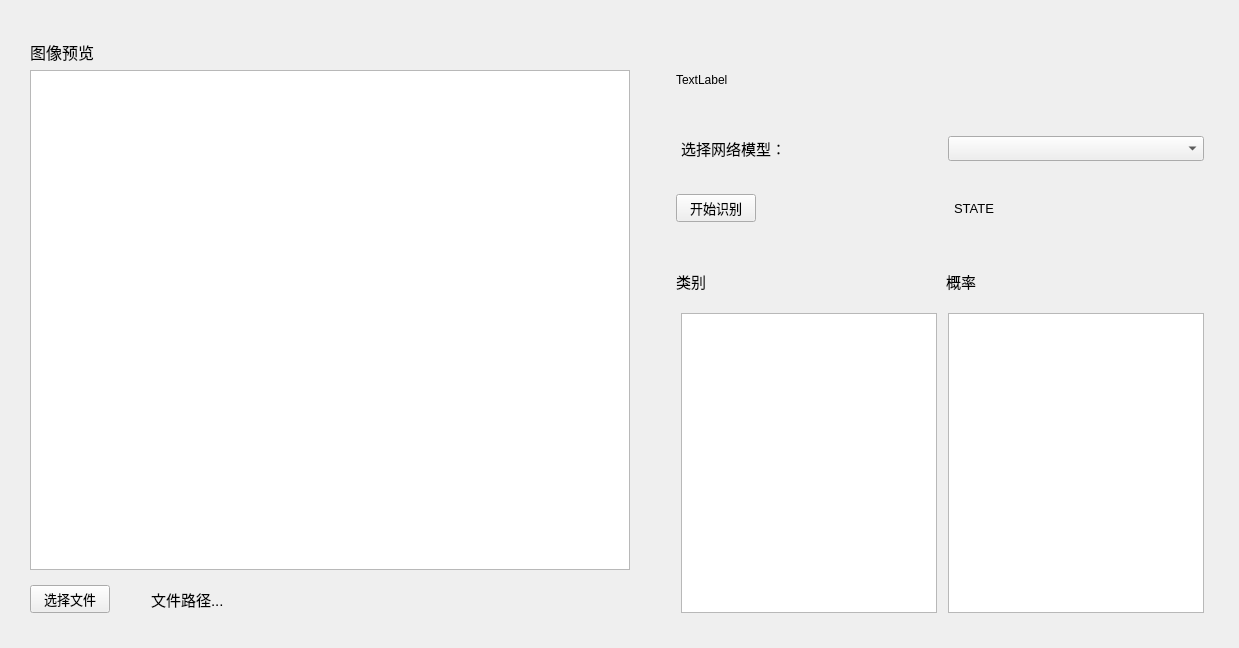
First picture: the form in ui/object_recog_demo.ui, repository JasonAllen621/recog-GUI, before the edit.
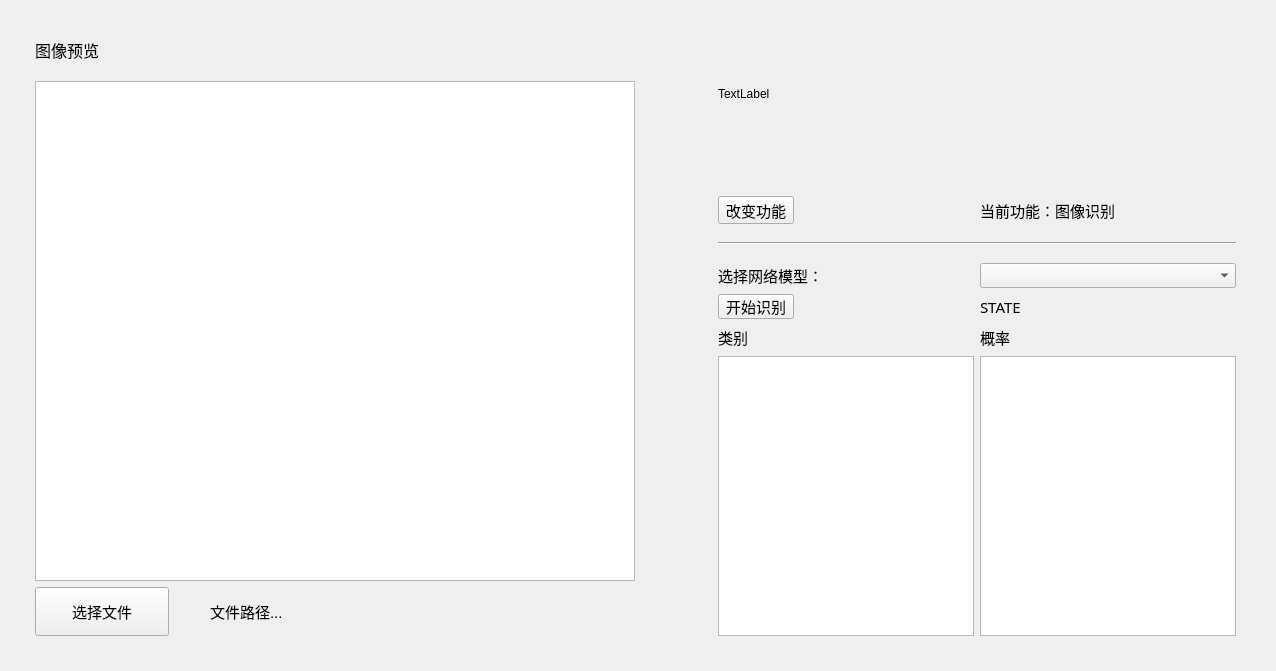
Second picture: the form after the edit.

What changed in the file:
```diff
--- a/ui/object_recog_demo.ui
+++ b/ui/object_recog_demo.ui
@@ -6,8 +6,8 @@
    <rect>
     <x>0</x>
     <y>0</y>
-    <width>1239</width>
-    <height>648</height>
+    <width>1276</width>
+    <height>671</height>
    </rect>
   </property>
   <property name="sizePolicy">
@@ -19,20 +19,44 @@
   <property name="windowTitle">
    <string>Form</string>
   </property>
-  <widget class="QWidget" name="">
+  <widget class="QWidget" name="layoutWidget">
    <property name="geometry">
     <rect>
      <x>30</x>
-     <y>40</y>
-     <width>1180</width>
-     <height>573</height>
+     <y>20</y>
+     <width>1211</width>
+     <height>621</height>
     </rect>
    </property>
-   <layout class="QHBoxLayout" name="horizontalLayout_6">
+   <layout class="QHBoxLayout" name="horizontalLayout_6" stretch="4,1,4">
+    <property name="leftMargin">
+     <number>5</number>
+    </property>
+    <property name="topMargin">
+     <number>5</number>
+    </property>
+    <property name="rightMargin">
+     <number>5</number>
+    </property>
+    <property name="bottomMargin">
+     <number>5</number>
+    </property>
     <item>
      <layout class="QVBoxLayout" name="verticalLayout">
       <item>
        <widget class="QLabel" name="label_view_pic">
+        <property name="minimumSize">
+         <size>
+          <width>600</width>
+          <height>25</height>
+         </size>
+        </property>
+        <property name="maximumSize">
+         <size>
+          <width>1200</width>
+          <height>50</height>
+         </size>
+        </property>
         <property name="font">
          <font>
           <pointsize>12</pointsize>
@@ -46,7 +70,7 @@
       <item>
        <widget class="QGraphicsView" name="graphicsView">
         <property name="sizePolicy">
-         <sizepolicy hsizetype="Fixed" vsizetype="Fixed">
+         <sizepolicy hsizetype="Preferred" vsizetype="Preferred">
           <horstretch>0</horstretch>
           <verstretch>0</verstretch>
          </sizepolicy>
@@ -59,30 +83,14 @@
         </property>
         <property name="maximumSize">
          <size>
-          <width>700</width>
-          <height>700</height>
+          <width>1200</width>
+          <height>1000</height>
          </size>
         </property>
        </widget>
       </item>
       <item>
-       <spacer name="verticalSpacer_4">
-        <property name="orientation">
-         <enum>Qt::Vertical</enum>
-        </property>
-        <property name="sizeType">
-         <enum>QSizePolicy::Fixed</enum>
-        </property>
-        <property name="sizeHint" stdset="0">
-         <size>
-          <width>20</width>
-          <height>10</height>
-         </size>
-        </property>
-       </spacer>
-      </item>
-      <item>
-       <layout class="QHBoxLayout" name="horizontalLayout">
+       <layout class="QHBoxLayout" name="horizontalLayout_5">
         <item>
          <widget class="QPushButton" name="pushButton_select_file">
           <property name="sizePolicy">
@@ -91,9 +99,22 @@
             <verstretch>0</verstretch>
            </sizepolicy>
           </property>
+          <property name="minimumSize">
+           <size>
+            <width>75</width>
+            <height>25</height>
+           </size>
+          </property>
+          <property name="maximumSize">
+           <size>
+            <width>150</width>
+            <height>50</height>
+           </size>
+          </property>
           <property name="font">
            <font>
-            <pointsize>10</pointsize>
+            <family>宋体</family>
+            <pointsize>11</pointsize>
            </font>
           </property>
           <property name="text">
@@ -107,7 +128,7 @@
            <enum>Qt::Horizontal</enum>
           </property>
           <property name="sizeType">
-           <enum>QSizePolicy::Fixed</enum>
+           <enum>QSizePolicy::Preferred</enum>
           </property>
           <property name="sizeHint" stdset="0">
            <size>
@@ -127,8 +148,14 @@
           </property>
           <property name="minimumSize">
            <size>
-            <width>400</width>
-            <height>0</height>
+            <width>425</width>
+            <height>25</height>
+           </size>
+          </property>
+          <property name="maximumSize">
+           <size>
+            <width>850</width>
+            <height>50</height>
            </size>
           </property>
           <property name="font">
@@ -151,7 +178,7 @@
        <enum>Qt::Horizontal</enum>
       </property>
       <property name="sizeType">
-       <enum>QSizePolicy::Fixed</enum>
+       <enum>QSizePolicy::Preferred</enum>
       </property>
       <property name="sizeHint" stdset="0">
        <size>
@@ -162,58 +189,181 @@
      </spacer>
     </item>
     <item>
-     <layout class="QVBoxLayout" name="verticalLayout_3">
+     <layout class="QVBoxLayout" name="verticalLayout_3" stretch="2,3">
       <item>
-       <widget class="QLabel" name="logo_show">
-        <property name="sizePolicy">
-         <sizepolicy hsizetype="Fixed" vsizetype="Fixed">
-          <horstretch>0</horstretch>
-          <verstretch>0</verstretch>
-         </sizepolicy>
-        </property>
-        <property name="minimumSize">
-         <size>
-          <width>515</width>
-          <height>80</height>
-         </size>
-        </property>
-        <property name="text">
-         <string>TextLabel</string>
-        </property>
-       </widget>
+       <layout class="QVBoxLayout" name="verticalLayout_2" stretch="5,1,1,1">
+        <item>
+         <widget class="QLabel" name="logo_show">
+          <property name="sizePolicy">
+           <sizepolicy hsizetype="Preferred" vsizetype="Preferred">
+            <horstretch>1</horstretch>
+            <verstretch>3</verstretch>
+           </sizepolicy>
+          </property>
+          <property name="minimumSize">
+           <size>
+            <width>515</width>
+            <height>80</height>
+           </size>
+          </property>
+          <property name="maximumSize">
+           <size>
+            <width>1030</width>
+            <height>160</height>
+           </size>
+          </property>
+          <property name="text">
+           <string>TextLabel</string>
+          </property>
+         </widget>
+        </item>
+        <item>
+         <spacer name="verticalSpacer_4">
+          <property name="orientation">
+           <enum>Qt::Vertical</enum>
+          </property>
+          <property name="sizeType">
+           <enum>QSizePolicy::Preferred</enum>
+          </property>
+          <property name="sizeHint" stdset="0">
+           <size>
+            <width>20</width>
+            <height>13</height>
+           </size>
+          </property>
+         </spacer>
+        </item>
+        <item>
+         <layout class="QHBoxLayout" name="horizontalLayout_func">
+          <item>
+           <widget class="QPushButton" name="pushButton_change_func">
+            <property name="sizePolicy">
+             <sizepolicy hsizetype="Preferred" vsizetype="Preferred">
+              <horstretch>3</horstretch>
+              <verstretch>1</verstretch>
+             </sizepolicy>
+            </property>
+            <property name="minimumSize">
+             <size>
+              <width>75</width>
+              <height>25</height>
+             </size>
+            </property>
+            <property name="maximumSize">
+             <size>
+              <width>150</width>
+              <height>50</height>
+             </size>
+            </property>
+            <property name="font">
+             <font>
+              <family>Agency FB</family>
+              <pointsize>11</pointsize>
+             </font>
+            </property>
+            <property name="text">
+             <string>改变功能</string>
+            </property>
+           </widget>
+          </item>
+          <item>
+           <spacer name="horizontalSpacer_4">
+            <property name="orientation">
+             <enum>Qt::Horizontal</enum>
+            </property>
+            <property name="sizeType">
+             <enum>QSizePolicy::Preferred</enum>
+            </property>
+            <property name="sizeHint" stdset="0">
+             <size>
+              <width>180</width>
+              <height>20</height>
+             </size>
+            </property>
+           </spacer>
+          </item>
+          <item>
+           <widget class="QLabel" name="label_func_state">
+            <property name="sizePolicy">
+             <sizepolicy hsizetype="Preferred" vsizetype="Preferred">
+              <horstretch>5</horstretch>
+              <verstretch>1</verstretch>
+             </sizepolicy>
+            </property>
+            <property name="minimumSize">
+             <size>
+              <width>256</width>
+              <height>25</height>
+             </size>
+            </property>
+            <property name="maximumSize">
+             <size>
+              <width>512</width>
+              <height>50</height>
+             </size>
+            </property>
+            <property name="font">
+             <font>
+              <family>宋体</family>
+              <pointsize>11</pointsize>
+             </font>
+            </property>
+            <property name="text">
+             <string>当前功能：图像识别</string>
+            </property>
+           </widget>
+          </item>
+         </layout>
+        </item>
+        <item>
+         <widget class="Line" name="line">
+          <property name="sizePolicy">
+           <sizepolicy hsizetype="Preferred" vsizetype="Preferred">
+            <horstretch>0</horstretch>
+            <verstretch>0</verstretch>
+           </sizepolicy>
+          </property>
+          <property name="minimumSize">
+           <size>
+            <width>515</width>
+            <height>15</height>
+           </size>
+          </property>
+          <property name="maximumSize">
+           <size>
+            <width>1030</width>
+            <height>30</height>
+           </size>
+          </property>
+          <property name="orientation">
+           <enum>Qt::Horizontal</enum>
+          </property>
+         </widget>
+        </item>
+       </layout>
       </item>
       <item>
-       <spacer name="verticalSpacer_3">
-        <property name="orientation">
-         <enum>Qt::Vertical</enum>
-        </property>
-        <property name="sizeType">
-         <enum>QSizePolicy::Fixed</enum>
-        </property>
-        <property name="sizeHint" stdset="0">
-         <size>
-          <width>20</width>
-          <height>10</height>
-         </size>
-        </property>
-       </spacer>
-      </item>
-      <item>
-       <layout class="QVBoxLayout" name="verticalLayout_2">
+       <layout class="QVBoxLayout" name="verticalLayout_recog_func" stretch="1,1,1,7">
         <item>
          <layout class="QHBoxLayout" name="horizontalLayout_2">
           <item>
            <widget class="QLabel" name="label_net_model">
+            <property name="sizePolicy">
+             <sizepolicy hsizetype="Preferred" vsizetype="Preferred">
+              <horstretch>3</horstretch>
+              <verstretch>1</verstretch>
+             </sizepolicy>
+            </property>
             <property name="minimumSize">
              <size>
               <width>256</width>
-              <height>0</height>
+              <height>25</height>
              </size>
             </property>
             <property name="maximumSize">
              <size>
-              <width>256</width>
-              <height>16777215</height>
+              <width>512</width>
+              <height>50</height>
              </size>
             </property>
             <property name="font">
@@ -229,6 +379,12 @@
           </item>
           <item>
            <widget class="QComboBox" name="comboBox">
+            <property name="sizePolicy">
+             <sizepolicy hsizetype="Preferred" vsizetype="Preferred">
+              <horstretch>5</horstretch>
+              <verstretch>1</verstretch>
+             </sizepolicy>
+            </property>
             <property name="minimumSize">
              <size>
               <width>256</width>
@@ -237,8 +393,8 @@
             </property>
             <property name="maximumSize">
              <size>
-              <width>256</width>
-              <height>16777215</height>
+              <width>512</width>
+              <height>50</height>
              </size>
             </property>
            </widget>
@@ -246,28 +402,31 @@
          </layout>
         </item>
         <item>
-         <spacer name="verticalSpacer_2">
-          <property name="orientation">
-           <enum>Qt::Vertical</enum>
-          </property>
-          <property name="sizeType">
-           <enum>QSizePolicy::Fixed</enum>
-          </property>
-          <property name="sizeHint" stdset="0">
-           <size>
-            <width>10</width>
-            <height>15</height>
-           </size>
-          </property>
-         </spacer>
-        </item>
-        <item>
-         <layout class="QHBoxLayout" name="horizontalLayout_3">
+         <layout class="QHBoxLayout" name="horizontalLayout">
           <item>
            <widget class="QPushButton" name="pushButton_start_recog">
+            <property name="sizePolicy">
+             <sizepolicy hsizetype="Preferred" vsizetype="Preferred">
+              <horstretch>3</horstretch>
+              <verstretch>1</verstretch>
+             </sizepolicy>
+            </property>
+            <property name="minimumSize">
+             <size>
+              <width>75</width>
+              <height>25</height>
+             </size>
+            </property>
+            <property name="maximumSize">
+             <size>
+              <width>150</width>
+              <height>50</height>
+             </size>
+            </property>
             <property name="font">
              <font>
-              <pointsize>10</pointsize>
+              <family>Agency FB</family>
+              <pointsize>11</pointsize>
              </font>
             </property>
             <property name="text">
@@ -280,6 +439,9 @@
             <property name="orientation">
              <enum>Qt::Horizontal</enum>
             </property>
+            <property name="sizeType">
+             <enum>QSizePolicy::Preferred</enum>
+            </property>
             <property name="sizeHint" stdset="0">
              <size>
               <width>180</width>
@@ -290,21 +452,28 @@
           </item>
           <item>
            <widget class="QLabel" name="label_recog_state">
+            <property name="sizePolicy">
+             <sizepolicy hsizetype="Preferred" vsizetype="Preferred">
+              <horstretch>5</horstretch>
+              <verstretch>1</verstretch>
+             </sizepolicy>
+            </property>
             <property name="minimumSize">
              <size>
               <width>256</width>
-              <height>0</height>
+              <height>25</height>
              </size>
             </property>
             <property name="maximumSize">
              <size>
-              <width>256</width>
-              <height>16777215</height>
+              <width>512</width>
+              <height>50</height>
              </size>
             </property>
             <property name="font">
              <font>
-              <pointsize>10</pointsize>
+              <family>宋体</family>
+              <pointsize>11</pointsize>
              </font>
             </property>
             <property name="text">
@@ -315,29 +484,25 @@
          </layout>
         </item>
         <item>
-         <spacer name="verticalSpacer">
-          <property name="orientation">
-           <enum>Qt::Vertical</enum>
-          </property>
-          <property name="sizeType">
-           <enum>QSizePolicy::Fixed</enum>
-          </property>
-          <property name="sizeHint" stdset="0">
-           <size>
-            <width>20</width>
-            <height>15</height>
-           </size>
-          </property>
-         </spacer>
-        </item>
-        <item>
-         <layout class="QHBoxLayout" name="horizontalLayout_4">
+         <layout class="QHBoxLayout" name="horizontalLayout_3">
           <item>
            <widget class="QLabel" name="label_show_class">
+            <property name="sizePolicy">
+             <sizepolicy hsizetype="Preferred" vsizetype="Preferred">
+              <horstretch>5</horstretch>
+              <verstretch>1</verstretch>
+             </sizepolicy>
+            </property>
             <property name="minimumSize">
              <size>
               <width>256</width>
-              <height>0</height>
+              <height>25</height>
+             </size>
+            </property>
+            <property name="maximumSize">
+             <size>
+              <width>512</width>
+              <height>50</height>
              </size>
             </property>
             <property name="font">
@@ -353,10 +518,22 @@
           </item>
           <item>
            <widget class="QLabel" name="label_show_prob">
+            <property name="sizePolicy">
+             <sizepolicy hsizetype="Preferred" vsizetype="Preferred">
+              <horstretch>5</horstretch>
+              <verstretch>1</verstretch>
+             </sizepolicy>
+            </property>
             <property name="minimumSize">
              <size>
               <width>256</width>
-              <height>0</height>
+              <height>25</height>
+             </size>
+            </property>
+            <property name="maximumSize">
+             <size>
+              <width>512</width>
+              <height>50</height>
              </size>
             </property>
             <property name="font">
@@ -373,22 +550,28 @@
          </layout>
         </item>
         <item>
-         <layout class="QHBoxLayout" name="horizontalLayout_5">
+         <layout class="QHBoxLayout" name="horizontalLayout_4">
           <item>
            <widget class="QTextBrowser" name="textBrowser_class">
             <property name="enabled">
              <bool>true</bool>
             </property>
             <property name="sizePolicy">
-             <sizepolicy hsizetype="Fixed" vsizetype="Fixed">
-              <horstretch>0</horstretch>
-              <verstretch>0</verstretch>
+             <sizepolicy hsizetype="Preferred" vsizetype="Preferred">
+              <horstretch>1</horstretch>
+              <verstretch>1</verstretch>
              </sizepolicy>
             </property>
             <property name="minimumSize">
              <size>
               <width>256</width>
-              <height>300</height>
+              <height>280</height>
+             </size>
+            </property>
+            <property name="maximumSize">
+             <size>
+              <width>512</width>
+              <height>560</height>
              </size>
             </property>
             <property name="font">
@@ -401,15 +584,21 @@
           <item>
            <widget class="QTextBrowser" name="textBrowser_class_prob">
             <property name="sizePolicy">
-             <sizepolicy hsizetype="Fixed" vsizetype="Fixed">
-              <horstretch>0</horstretch>
-              <verstretch>0</verstretch>
+             <sizepolicy hsizetype="Preferred" vsizetype="Preferred">
+              <horstretch>1</horstretch>
+              <verstretch>1</verstretch>
              </sizepolicy>
             </property>
             <property name="minimumSize">
              <size>
               <width>256</width>
-              <height>300</height>
+              <height>280</height>
+             </size>
+            </property>
+            <property name="maximumSize">
+             <size>
+              <width>512</width>
+              <height>560</height>
              </size>
             </property>
             <property name="font">
```
